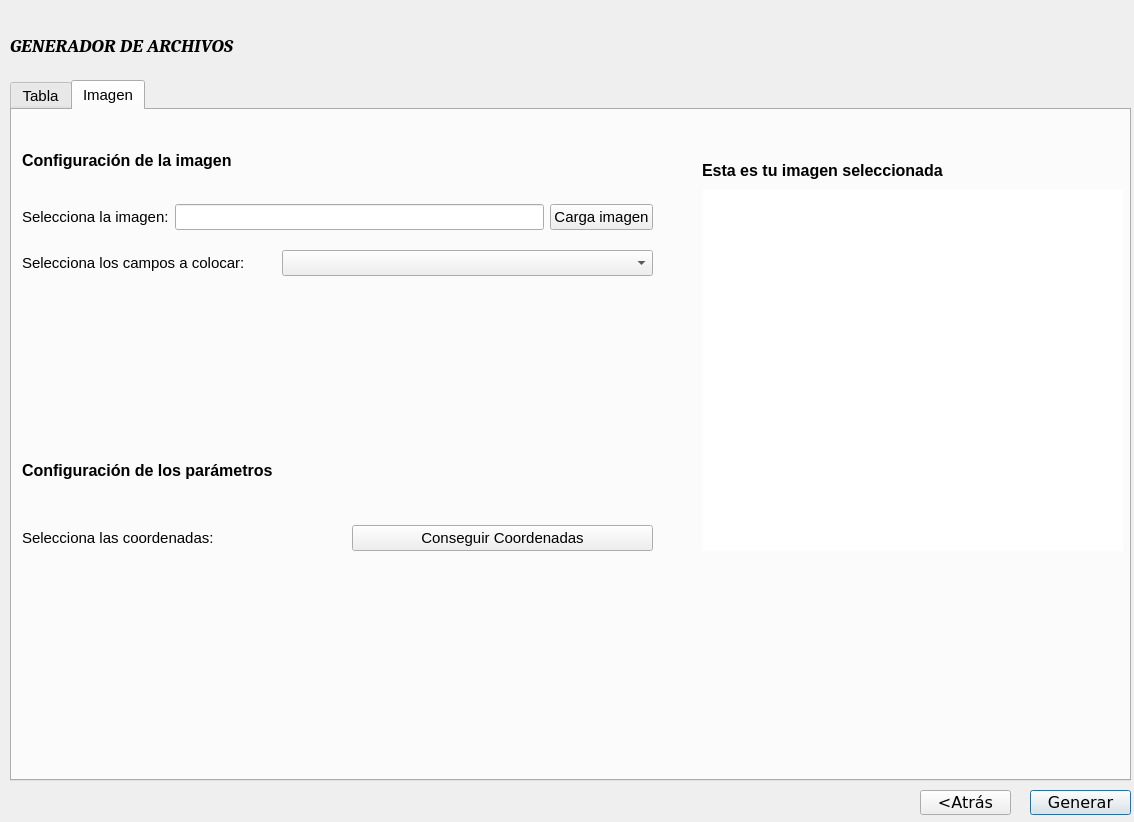
Qt form UI/Excel.ui (ivanduarte16/TFG) before a commit.
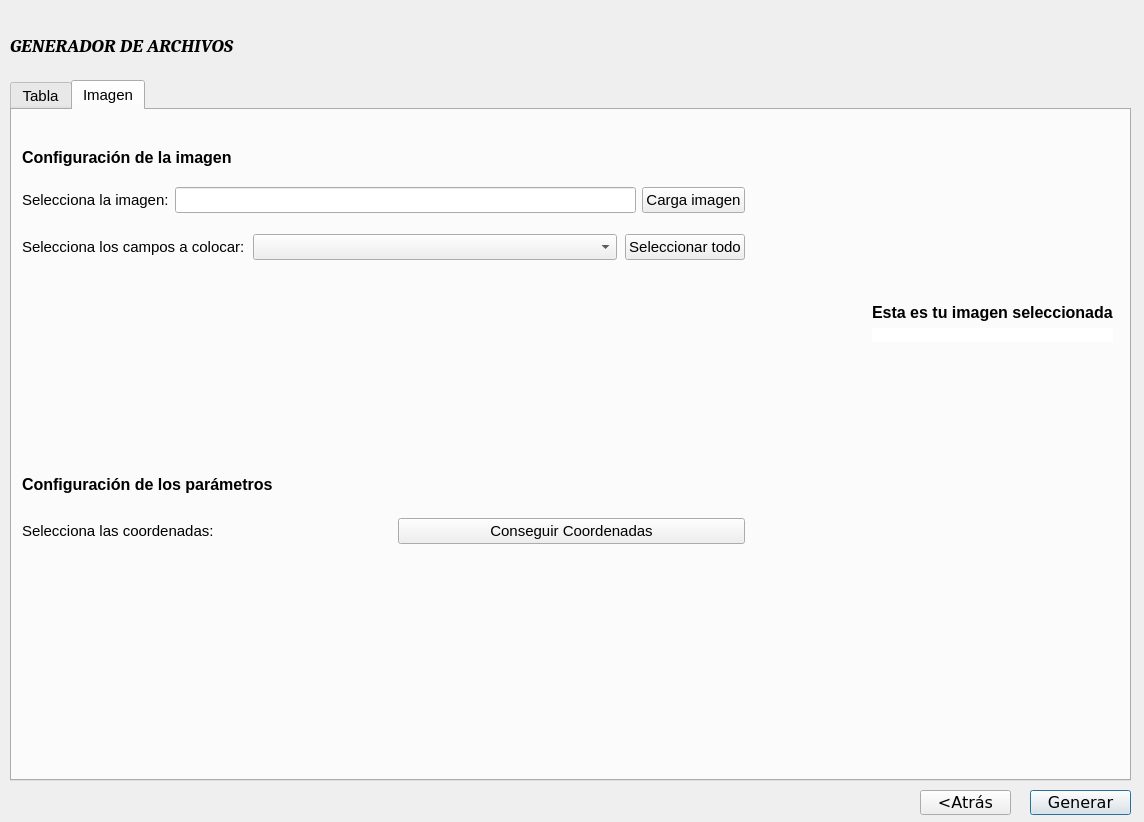
The same form after that commit. The open tabs and pages were chosen to show the change. Custom widgets are drawn as their Qt base class.

Diff of the .ui file:
```diff
--- a/UI/Excel.ui
+++ b/UI/Excel.ui
@@ -6,7 +6,7 @@
    <rect>
     <x>0</x>
     <y>0</y>
-    <width>1134</width>
+    <width>1144</width>
     <height>822</height>
    </rect>
   </property>
@@ -91,7 +91,7 @@
     <string notr="true"/>
    </property>
    <property name="currentIndex">
-    <number>0</number>
+    <number>1</number>
    </property>
    <property name="movable">
     <bool>true</bool>
@@ -110,24 +110,6 @@
       </rect>
      </property>
     </widget>
-    <widget class="QPushButton" name="obtener_info">
-     <property name="geometry">
-      <rect>
-       <x>940</x>
-       <y>20</y>
-       <width>171</width>
-       <height>31</height>
-      </rect>
-     </property>
-     <property name="font">
-      <font>
-       <pointsize>11</pointsize>
-      </font>
-     </property>
-     <property name="text">
-      <string>Obtener información</string>
-     </property>
-    </widget>
     <widget class="QWidget" name="layoutWidget">
      <property name="geometry">
       <rect>
@@ -195,49 +177,82 @@
     <attribute name="title">
      <string>Imagen</string>
     </attribute>
-    <widget class="QWidget" name="layoutWidget">
+    <widget class="QWidget" name="horizontalLayoutWidget">
      <property name="geometry">
       <rect>
        <x>10</x>
-       <y>80</y>
-       <width>631</width>
-       <height>101</height>
+       <y>10</y>
+       <width>1091</width>
+       <height>641</height>
       </rect>
      </property>
+     <layout class="QHBoxLayout" name="horizontalLayout_5">
+      <property name="leftMargin">
+       <number>0</number>
+      </property>
+      <item>
+       <layout class="QVBoxLayout" name="verticalLayout_3">
+        <property name="bottomMargin">
+         <number>9</number>
+        </property>
+        <item>
+         <spacer name="verticalSpacer_5">
+          <property name="orientation">
+           <enum>Qt::Vertical</enum>
+          </property>
+          <property name="sizeType">
+           <enum>QSizePolicy::Fixed</enum>
+          </property>
+          <property name="sizeHint" stdset="0">
+           <size>
+            <width>20</width>
+            <height>28</height>
+           </size>
+          </property>
+         </spacer>
+        </item>
+        <item>
+         <widget class="QLabel" name="label_11">
+          <property name="font">
+           <font>
+            <pointsize>12</pointsize>
+            <weight>75</weight>
+            <bold>true</bold>
+           </font>
+          </property>
+          <property name="text">
+           <string>Configuración de la imagen</string>
+          </property>
+         </widget>
+        </item>
+        <item>
+         <spacer name="verticalSpacer_6">
+          <property name="orientation">
+           <enum>Qt::Vertical</enum>
+          </property>
+          <property name="sizeType">
+           <enum>QSizePolicy::Fixed</enum>
+          </property>
+          <property name="sizeHint" stdset="0">
+           <size>
+            <width>20</width>
+            <height>14</height>
+           </size>
+          </property>
+         </spacer>
+        </item>
+        <item>
      <layout class="QGridLayout" name="gridLayout_2">
-      <item row="0" column="0">
-       <layout class="QHBoxLayout" name="horizontalLayout_2">
-        <property name="spacing">
-         <number>6</number>
-        </property>
-        <item>
-         <widget class="QLabel" name="label_8">
-          <property name="font">
-           <font>
-            <pointsize>11</pointsize>
-           </font>
+          <property name="bottomMargin">
+           <number>1</number>
+          </property>
+          <property name="verticalSpacing">
+           <number>21</number>
           </property>
-          <property name="text">
-           <string>Selecciona la imagen:</string>
-          </property>
-         </widget>
-        </item>
-        <item>
-         <widget class="QLineEdit" name="lineEdit"/>
-        </item>
-        <item>
-         <widget class="QPushButton" name="carga_imagen">
-          <property name="text">
-           <string>Carga imagen</string>
-          </property>
-         </widget>
-        </item>
-       </layout>
-      </item>
       <item row="1" column="0">
-       <layout class="QHBoxLayout" name="horizontalLayout_4" stretch="0,0">
+           <layout class="QHBoxLayout" name="horizontalLayout_4" stretch="0,0,0">
         <property name="spacing">
-         <number>37</number>
+             <number>8</number>
         </property>
         <property name="rightMargin">
          <number>0</number>
@@ -276,81 +291,60 @@
           </property>
          </widget>
         </item>
-       </layout>
-      </item>
-     </layout>
-    </widget>
-    <widget class="QLabel" name="label_11">
-     <property name="geometry">
-      <rect>
-       <x>10</x>
-       <y>40</y>
-       <width>251</width>
-       <height>21</height>
-      </rect>
-     </property>
-     <property name="font">
-      <font>
-       <pointsize>12</pointsize>
-       <weight>75</weight>
-       <bold>true</bold>
-      </font>
-     </property>
+            <item>
+             <widget class="QPushButton" name="select_all">
      <property name="text">
-      <string>Configuración de la imagen</string>
-     </property>
-    </widget>
-    <widget class="QLabel" name="label_12">
-     <property name="geometry">
-      <rect>
-       <x>690</x>
-       <y>50</y>
-       <width>291</width>
-       <height>21</height>
-      </rect>
-     </property>
+               <string>Seleccionar todo</string>
+              </property>
+             </widget>
+            </item>
+           </layout>
+          </item>
+          <item row="0" column="0">
+           <layout class="QHBoxLayout" name="horizontalLayout_2">
+            <property name="spacing">
+             <number>6</number>
+            </property>
+            <item>
+             <widget class="QLabel" name="label_8">
      <property name="font">
       <font>
-       <pointsize>12</pointsize>
-       <weight>75</weight>
-       <bold>true</bold>
+                <pointsize>11</pointsize>
       </font>
      </property>
      <property name="text">
-      <string>Esta es tu imagen seleccionada</string>
-     </property>
-    </widget>
-    <widget class="QLabel" name="label_15">
-     <property name="geometry">
-      <rect>
-       <x>690</x>
-       <y>80</y>
-       <width>421</width>
-       <height>361</height>
-      </rect>
-     </property>
-     <property name="styleSheet">
-      <string notr="true">background-color: rgb(255, 255, 255);</string>
-     </property>
+               <string>Selecciona la imagen:</string>
+              </property>
+             </widget>
+            </item>
+            <item>
+             <widget class="QLineEdit" name="lineEdit"/>
+            </item>
+            <item>
+             <widget class="QPushButton" name="carga_imagen">
      <property name="text">
-      <string/>
-     </property>
-     <property name="scaledContents">
-      <bool>false</bool>
-     </property>
-     <property name="alignment">
-      <set>Qt::AlignCenter</set>
-     </property>
-    </widget>
-    <widget class="QWidget" name="">
-     <property name="geometry">
-      <rect>
-       <x>10</x>
-       <y>330</y>
-       <width>631</width>
-       <height>111</height>
-      </rect>
-     </property>
+               <string>Carga imagen</string>
+              </property>
+             </widget>
+            </item>
+           </layout>
+          </item>
+         </layout>
+        </item>
+        <item>
+         <spacer name="verticalSpacer">
+          <property name="orientation">
+           <enum>Qt::Vertical</enum>
+          </property>
+          <property name="sizeHint" stdset="0">
+           <size>
+            <width>20</width>
+            <height>40</height>
+           </size>
+          </property>
+         </spacer>
+        </item>
+        <item>
      <layout class="QVBoxLayout" name="verticalLayout">
       <property name="spacing">
        <number>24</number>
@@ -402,6 +396,111 @@
        </layout>
       </item>
      </layout>
+        </item>
+        <item>
+         <spacer name="verticalSpacer_2">
+          <property name="orientation">
+           <enum>Qt::Vertical</enum>
+          </property>
+          <property name="sizeHint" stdset="0">
+           <size>
+            <width>20</width>
+            <height>40</height>
+           </size>
+          </property>
+         </spacer>
+        </item>
+       </layout>
+      </item>
+      <item>
+       <spacer name="horizontalSpacer_2">
+        <property name="orientation">
+         <enum>Qt::Horizontal</enum>
+        </property>
+        <property name="sizeType">
+         <enum>QSizePolicy::Fixed</enum>
+        </property>
+        <property name="sizeHint" stdset="0">
+         <size>
+          <width>121</width>
+          <height>20</height>
+         </size>
+        </property>
+       </spacer>
+      </item>
+      <item>
+       <layout class="QVBoxLayout" name="verticalLayout_2">
+        <property name="leftMargin">
+         <number>0</number>
+        </property>
+        <item>
+         <spacer name="verticalSpacer_3">
+          <property name="orientation">
+           <enum>Qt::Vertical</enum>
+          </property>
+          <property name="sizeType">
+           <enum>QSizePolicy::Fixed</enum>
+          </property>
+          <property name="sizeHint" stdset="0">
+           <size>
+            <width>20</width>
+            <height>183</height>
+           </size>
+          </property>
+         </spacer>
+        </item>
+        <item>
+         <widget class="QLabel" name="label_12">
+          <property name="font">
+           <font>
+            <pointsize>12</pointsize>
+            <weight>75</weight>
+            <bold>true</bold>
+           </font>
+          </property>
+          <property name="text">
+           <string>Esta es tu imagen seleccionada</string>
+          </property>
+         </widget>
+        </item>
+        <item>
+         <widget class="QLabel" name="label_15">
+          <property name="sizePolicy">
+           <sizepolicy hsizetype="Preferred" vsizetype="Preferred">
+            <horstretch>0</horstretch>
+            <verstretch>0</verstretch>
+           </sizepolicy>
+          </property>
+          <property name="styleSheet">
+           <string notr="true">background-color: rgb(255, 255, 255);</string>
+          </property>
+          <property name="text">
+           <string/>
+          </property>
+          <property name="scaledContents">
+           <bool>false</bool>
+          </property>
+          <property name="alignment">
+           <set>Qt::AlignCenter</set>
+          </property>
+         </widget>
+        </item>
+        <item>
+         <spacer name="verticalSpacer_4">
+          <property name="orientation">
+           <enum>Qt::Vertical</enum>
+          </property>
+          <property name="sizeHint" stdset="0">
+           <size>
+            <width>20</width>
+            <height>40</height>
+           </size>
+          </property>
+         </spacer>
+        </item>
+       </layout>
+      </item>
+     </layout>
     </widget>
    </widget>
   </widget>
```
Left out of the diff: 2 changed lines with no effect on the pictures. Lines whose indentation alone changed are shown as unchanged.
